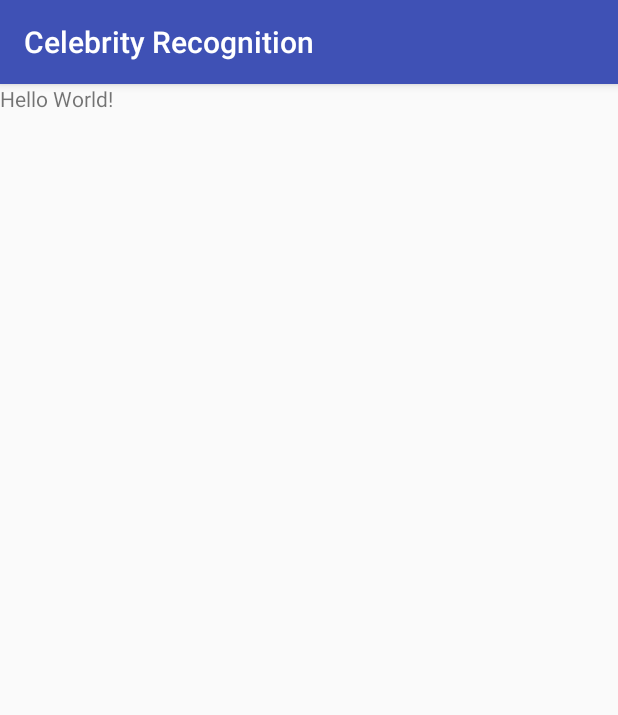
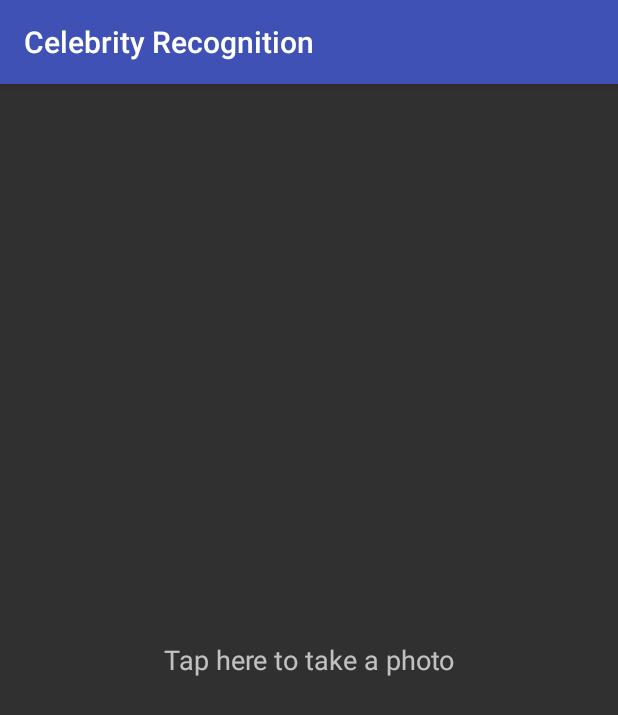
Before and after one commit to digitapex/CelebrityRecognition, an Android app: the screen it shows after launch (MainActivity), on a phone screen of 412 x 824 dp. Shown: the top 715 px of the screen. Run offline under Robolectric (Android 15) with nearby library versions, the phone set to English and light mode, and no system bars.

Commit message:
Add tap to take photo

```diff
--- a/app/src/main/java/com/spitslide/celebrityrecognition/MainActivity.java
+++ b/app/src/main/java/com/spitslide/celebrityrecognition/MainActivity.java
@@ -1,13 +1,41 @@
 package com.spitslide.celebrityrecognition;
 
+import android.content.Intent;
+import android.net.Uri;
+import android.provider.MediaStore;
+import android.support.annotation.Nullable;
 import android.support.v7.app.AppCompatActivity;
 import android.os.Bundle;
+import android.view.View;
+
+import java.io.File;
+import java.io.IOException;
 
 public class MainActivity extends AppCompatActivity {
+
+    private static final String IMAGE = "image";
+    private static final java.lang.String EXT = ".jpg";
+    private static final int REQUEST_TAKE_PHOTO = 1;
 
     @Override
     protected void onCreate(Bundle savedInstanceState) {
         super.onCreate(savedInstanceState);
         setContentView(R.layout.activity_main);
     }
+
+    public void takePhoto(View view) throws IOException {
+        File cacheDir = getCacheDir();
+        File image = File.createTempFile(IMAGE, EXT, cacheDir);
+        Intent takePictureIntent = new Intent(MediaStore.ACTION_IMAGE_CAPTURE);
+        if (takePictureIntent.resolveActivity(getPackageManager()) != null) {
+            Uri photoURI = Uri.fromFile(image);
+            takePictureIntent.putExtra(MediaStore.EXTRA_OUTPUT, photoURI);
+            startActivityForResult(takePictureIntent, REQUEST_TAKE_PHOTO);
+        }
+    }
+
+    @Override
+    protected void onActivityResult(int requestCode, int resultCode, @Nullable Intent data) {
+
+    }
 }
--- a/app/src/main/res/layout/activity_main.xml
+++ b/app/src/main/res/layout/activity_main.xml
@@ -7,8 +7,11 @@
     tools:context="com.spitslide.celebrityrecognition.MainActivity">
 
     <TextView
-        android:layout_width="wrap_content"
-        android:layout_height="wrap_content"
-        android:text="Hello World!" />
+        android:layout_width="match_parent"
+        android:layout_height="match_parent"
+        android:gravity="center"
+        android:textSize="18sp"
+        android:text="@string/tap_here"
+        android:onClick="takePhoto"/>
 
 </LinearLayout>
--- a/app/src/main/res/values/strings.xml
+++ b/app/src/main/res/values/strings.xml
@@ -1,3 +1,4 @@
 <resources>
     <string name="app_name">Celebrity Recognition</string>
+    <string name="tap_here">Tap here to take a photo</string>
 </resources>
--- a/app/src/main/res/values/styles.xml
+++ b/app/src/main/res/values/styles.xml
@@ -1,7 +1,7 @@
 <resources>
 
     <!-- Base application theme. -->
-    <style name="AppTheme" parent="Theme.AppCompat.Light.DarkActionBar">
+    <style name="AppTheme" parent="Theme.AppCompat">
         <!-- Customize your theme here. -->
         <item name="colorPrimary">@color/colorPrimary</item>
         <item name="colorPrimaryDark">@color/colorPrimaryDark</item>
```
